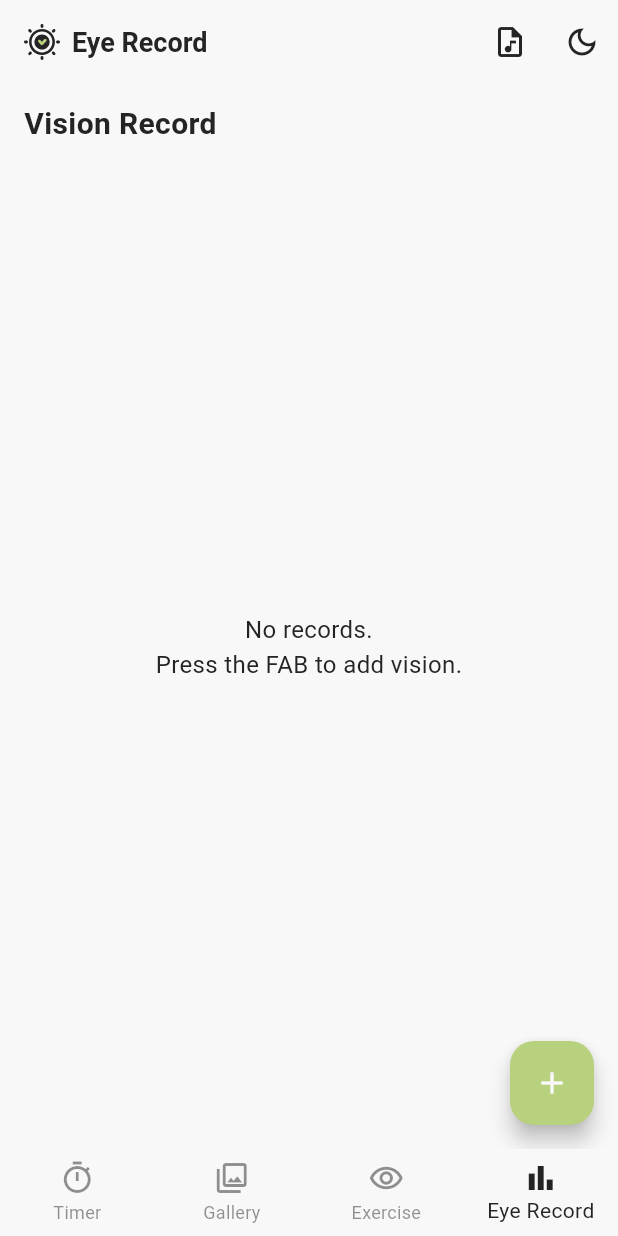
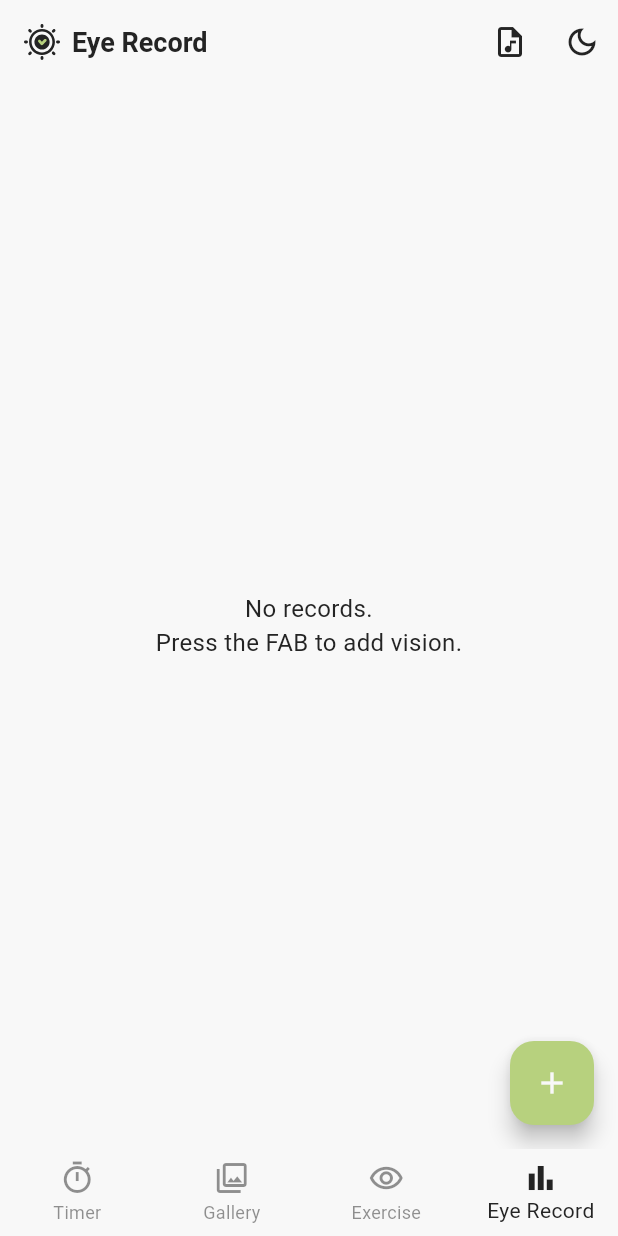
Before and after one commit to JungSeunghun/eyetimer, a Flutter app: the screen it shows after launch, item 4 of the bottom bar chosen, on a phone screen of 412 x 824 dp. Run offline on Flutter 3.47's test engine with Material 3 defaults, Android fonts, the phone set to English and light mode, and no system bars; our stand-ins replace audio_service, camera, easy_localization, flutter_local_notifications, flutter_svg, go_router and 5 more; missing offline and left inert: flame, flutter_foreground_task, google_mlkit_commons, google_mlkit_face_detection; accounts and stored records are empty; Roboto replaces fonts that are missing (KoPubWorld).

```diff
--- a/lib/eye_timer_app.dart
+++ b/lib/eye_timer_app.dart
@@ -105,6 +105,7 @@ class _EyeTimerAppState extends State<EyeTimerApp>
         );
 
         return MaterialApp.router(
+          debugShowCheckedModeBanner: false,
           routerConfig: _router,
           title: 'Eye Timer',
           theme: interpolatedTheme,
--- a/lib/features/profile/screens/profile_screen.dart
+++ b/lib/features/profile/screens/profile_screen.dart
@@ -114,11 +114,17 @@ class _ProfileScreenState extends State<ProfileScreen> {
                       actions: [
                         TextButton(
                           onPressed: () => Navigator.pop(context, false),
-                          child: Text('cancel'.tr()),
+                          child: Text(
+                            'cancel'.tr(),
+                            style: TextStyle(color: textColor),
+                          ),
                         ),
-                        ElevatedButton(
+                        TextButton(
                           onPressed: () => Navigator.pop(context, true),
-                          child: Text('delete'.tr()),
+                          child: Text(
+                            'delete'.tr(),
+                            style: TextStyle(color: Colors.red),
+                          ),
                         ),
                       ],
                     ),
@@ -185,19 +191,10 @@ class _ProfileScreenState extends State<ProfileScreen> {
         ),
       ),
       body: Padding(
-        padding:
-        const EdgeInsets.symmetric(horizontal: 16.0, vertical: 12.0),
+        padding: const EdgeInsets.symmetric(horizontal: 16.0, vertical: 12.0),
         child: Column(
           crossAxisAlignment: CrossAxisAlignment.start,
           children: [
-            Text(
-              'profile.vision_record'.tr(),
-              style: TextStyle(
-                fontSize: 20,
-                fontWeight: FontWeight.bold,
-                color: textColor,
-              ),
-            ),
             const SizedBox(height: 12),
             Expanded(
               child: _visionList.isEmpty
```
